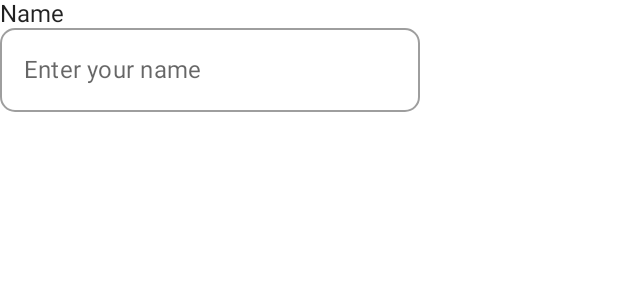
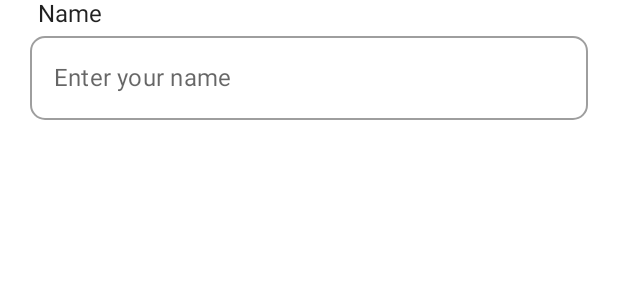
Before and after one commit to Cuyer/Restaurantio, an Android app built with Jetpack Compose: the @Preview function DefaultPreview, on a phone screen of 412 x 824 dp. Shown: the top 300 px of the screen. Run offline under Robolectric (Android 15) with nearby library versions, the phone set to English and light mode, and no system bars; our stand-ins replace constraintlayout-compose.

Commit message:
no comment

```diff
--- a/app/src/main/java/com/cuyer/restaurantio/MainActivity.kt
+++ b/app/src/main/java/com/cuyer/restaurantio/MainActivity.kt
@@ -5,6 +5,8 @@ import android.widget.EditText
 import androidx.activity.ComponentActivity
 import androidx.activity.compose.setContent
 import androidx.compose.foundation.layout.fillMaxSize
+import androidx.compose.foundation.layout.fillMaxWidth
+import androidx.compose.foundation.layout.padding
 import androidx.compose.foundation.shape.RoundedCornerShape
 import androidx.compose.material.*
 import androidx.compose.runtime.*
@@ -20,28 +22,37 @@ class MainActivity : ComponentActivity() {
         super.onCreate(savedInstanceState)
         setContent {
             Credentials("Name", "Enter your name")
+
         }
     }
 }
 
 
+@Composable
+fun StandardButton(buttonText: String) {
+    Button(onClick = {
+        /*TODO*/
+    }) {
+        Text(text = buttonText)
+    }
+}
 
 @Composable
 fun Credentials(header: String, hint: String) {
     var text by remember { mutableStateOf(TextFieldValue("")) }
 
-    ConstraintLayout {
+    ConstraintLayout(Modifier.fillMaxWidth()) {
         val(headerText, TextField) = createRefs()
 
         Text(
             modifier = Modifier.constrainAs(headerText)
             {
-                top.linkTo(parent.top)
                 bottom.linkTo(TextField.top)
                 start.linkTo(parent.start)
 
-
-            },
+            }
+                .fillMaxWidth()
+                .padding(25.dp, 0.dp, 20.dp, 5.dp),
             text = header)
 
         OutlinedTextField(
@@ -53,8 +64,10 @@ fun Credentials(header: String, hint: String) {
                 top.linkTo(headerText.bottom)
                 start.linkTo(parent.start)
                 end.linkTo(parent.end)
-            },
-            shape = RoundedCornerShape(10.dp)
+            }
+                .fillMaxWidth()
+                .padding(20.dp, 0.dp, 20.dp, 0.dp),
+            shape = RoundedCornerShape(10.dp),
         )
 
     }
```
